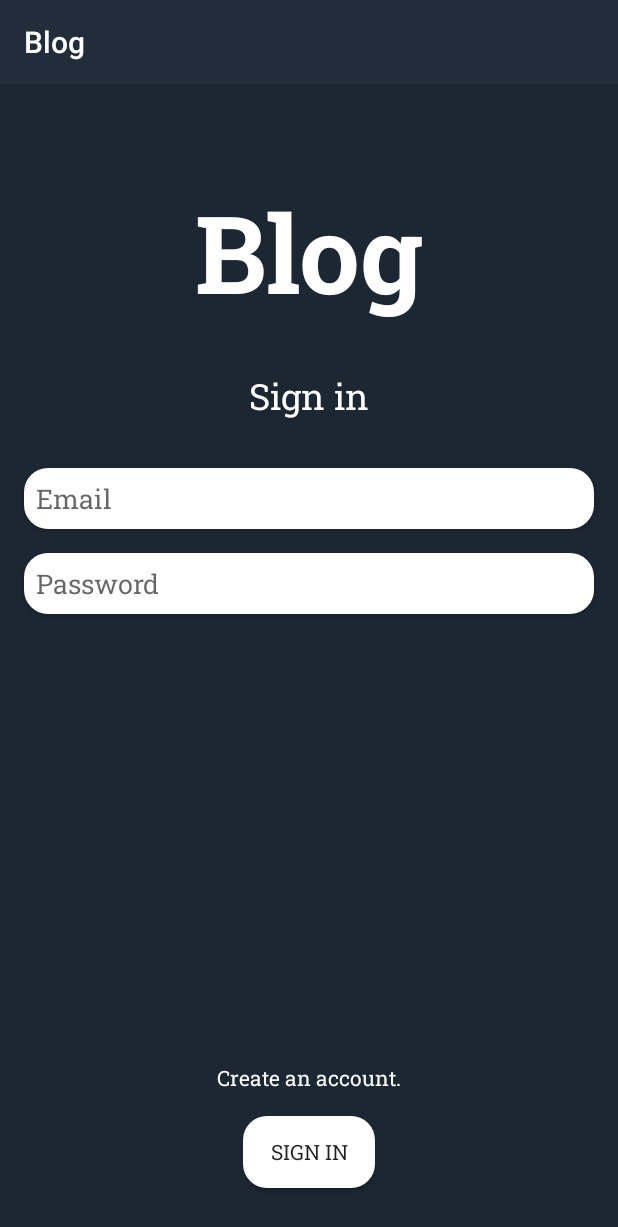
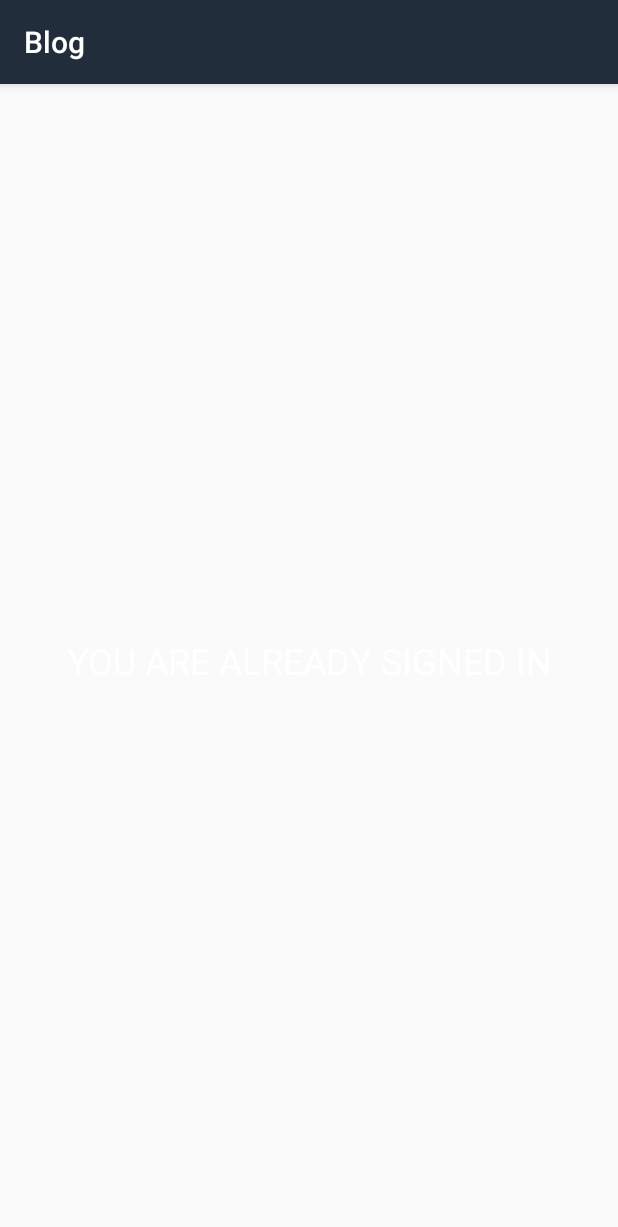
Before and after one commit to Maksimka-dev/blog, an Android app: the fragment SignInFragment shown on its own in the app's theme, on a phone screen of 412 x 824 dp. Shown: the top 1227 px of the screen. Run offline under Robolectric (Android 15) with nearby library versions, the phone set to English and light mode, and no system bars; our stand-ins replace Firebase (no records; nobody signed in at launch, a user with empty details on screens opened directly); 2 statements that could not run were skipped.

Commit message:
feat: add dependencies between sign fragments

```diff
--- a/app/src/main/java/com/example/blog/ui/sign/SignInFragment.kt
+++ b/app/src/main/java/com/example/blog/ui/sign/SignInFragment.kt
@@ -4,12 +4,14 @@ import android.os.Bundle
 import android.view.LayoutInflater
 import android.view.View
 import android.view.ViewGroup
+import android.widget.TextView
 import androidx.databinding.DataBindingUtil
 import androidx.fragment.app.Fragment
 import androidx.lifecycle.ViewModelProviders
 import com.example.blog.R
 import com.example.blog.databinding.SignInFragmentBinding
 import com.google.android.material.floatingactionbutton.FloatingActionButton
+import com.google.firebase.auth.FirebaseAuth
 
 class SignInFragment : Fragment() {
     companion object {
@@ -22,10 +24,17 @@ class SignInFragment : Fragment() {
         container: ViewGroup?,
         savedInstanceState: Bundle?
     ): View? {
-        val binding: SignInFragmentBinding = DataBindingUtil.inflate(inflater, R.layout.sign_in_fragment, container, false)
-        binding.viewModel = ViewModelProviders.of(this).get(SignInViewModel::class.java)
+        val user = FirebaseAuth.getInstance().currentUser
+        if (user == null) {
 
-        return binding.root
+            val binding: SignInFragmentBinding =
+                DataBindingUtil.inflate(inflater, R.layout.sign_in_fragment, container, false)
+            binding.viewModel = ViewModelProviders.of(this).get(SignInViewModel::class.java)
+
+            return binding.root
+        } else {
+            return inflater.inflate(R.layout.fragment_signed_in, container, false)
+        }
     }
 
     override fun onActivityCreated(savedInstanceState: Bundle?) {
@@ -33,5 +42,14 @@ class SignInFragment : Fragment() {
 
         val fab: FloatingActionButton = activity!!.findViewById(R.id.fab)
         fab.hide()
+
+        val signUpTW = activity!!.findViewById<TextView>(R.id.signUpTW)
+        signUpTW.setOnClickListener {
+            activity?.supportFragmentManager?.beginTransaction()
+                ?.replace(R.id.nav_host_fragment, SignUpFragment.newInstance())
+                ?.commit()
+            activity?.supportFragmentManager?.beginTransaction()
+                ?.remove(this)
+        }
     }
 }
--- a/app/src/main/java/com/example/blog/ui/sign/SignUpViewModel.kt
+++ b/app/src/main/java/com/example/blog/ui/sign/SignUpViewModel.kt
@@ -3,5 +3,5 @@ package com.example.blog.ui.sign
 import androidx.lifecycle.ViewModel
 
 class SignUpViewModel : ViewModel() {
-    var name = "AAAAAAA"
+
 }
--- /dev/null
+++ b/app/src/main/res/layout/fragment_signed_in.xml
@@ -0,0 +1,19 @@
+<?xml version="1.0" encoding="utf-8"?>
+<androidx.constraintlayout.widget.ConstraintLayout
+    xmlns:android="http://schemas.android.com/apk/res/android"
+    xmlns:app="http://schemas.android.com/apk/res-auto"
+    android:layout_width="match_parent"
+    android:layout_height="match_parent">
+
+    <TextView
+        android:id="@+id/textView4"
+        android:layout_width="wrap_content"
+        android:layout_height="wrap_content"
+        android:text="YOU ARE ALREADY SIGNED IN"
+        android:textColor="@color/colorWhite"
+        android:textSize="24sp"
+        app:layout_constraintBottom_toBottomOf="parent"
+        app:layout_constraintEnd_toEndOf="parent"
+        app:layout_constraintStart_toStartOf="parent"
+        app:layout_constraintTop_toTopOf="parent" />
+</androidx.constraintlayout.widget.ConstraintLayout>
--- a/app/src/main/res/layout/sign_in_fragment.xml
+++ b/app/src/main/res/layout/sign_in_fragment.xml
@@ -91,6 +91,7 @@
             android:layout_width="wrap_content"
             android:layout_height="wrap_content"
             android:layout_marginBottom="16dp"
+            android:background="@android:color/transparent"
             android:fontFamily="@font/roboto_slab"
             android:text="@string/sign_up_offer"
             android:textColor="@color/colorWhite"
--- a/app/src/main/res/layout/sign_up_fragment.xml
+++ b/app/src/main/res/layout/sign_up_fragment.xml
@@ -112,6 +112,7 @@
             android:layout_width="wrap_content"
             android:layout_height="wrap_content"
             android:layout_marginBottom="16dp"
+            android:background="@android:color/transparent"
             android:fontFamily="@font/roboto_slab"
             android:text="@string/sign_in_offer"
             android:textColor="@color/colorWhite"
```
Also changed, not shown: app/src/main/java/com/example/blog/ui/sign/SignUpFragment.kt (+11 -2 lines).
